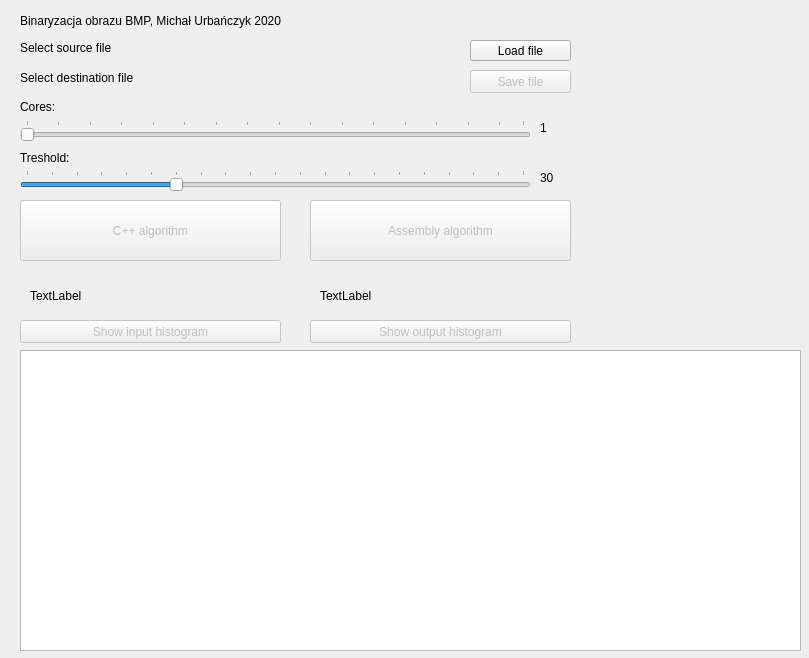
michalpatryk/PolslAssembly, file JAProjekt/JAProjekt/JAProjekt.ui: the form before one commit.
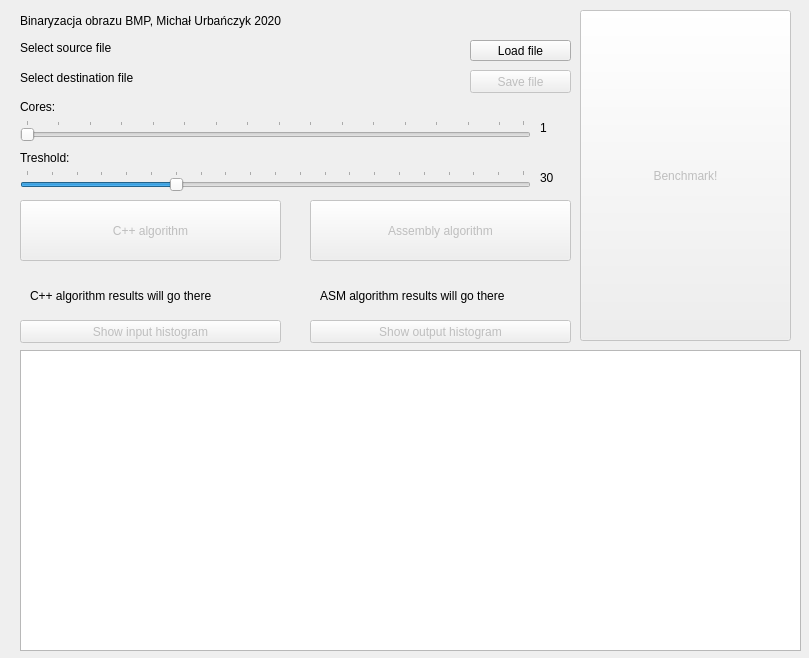
The form after the commit. Custom widgets are drawn as their Qt base class.

Diff of the .ui file:
```diff
--- a/JAProjekt/JAProjekt/JAProjekt.ui
+++ b/JAProjekt/JAProjekt/JAProjekt.ui
@@ -81,7 +81,7 @@
     </rect>
    </property>
    <property name="text">
-    <string>TextLabel</string>
+    <string>C++ algorithm results will go there</string>
    </property>
   </widget>
   <widget class="QLabel" name="asmAlglabel">
@@ -94,7 +94,7 @@
     </rect>
    </property>
    <property name="text">
-    <string>TextLabel</string>
+    <string>ASM algorithm results will go there</string>
    </property>
   </widget>
   <widget class="QPushButton" name="saveFileButton">
@@ -286,6 +286,22 @@
     <string>Show output histogram</string>
    </property>
   </widget>
+  <widget class="QPushButton" name="benchmarkButton">
+   <property name="enabled">
+    <bool>false</bool>
+   </property>
+   <property name="geometry">
+    <rect>
+     <x>580</x>
+     <y>10</y>
+     <width>211</width>
+     <height>331</height>
+    </rect>
+   </property>
+   <property name="text">
+    <string>Benchmark!</string>
+   </property>
+  </widget>
  </widget>
  <layoutdefault spacing="6" margin="11"/>
  <customwidgets>
```
